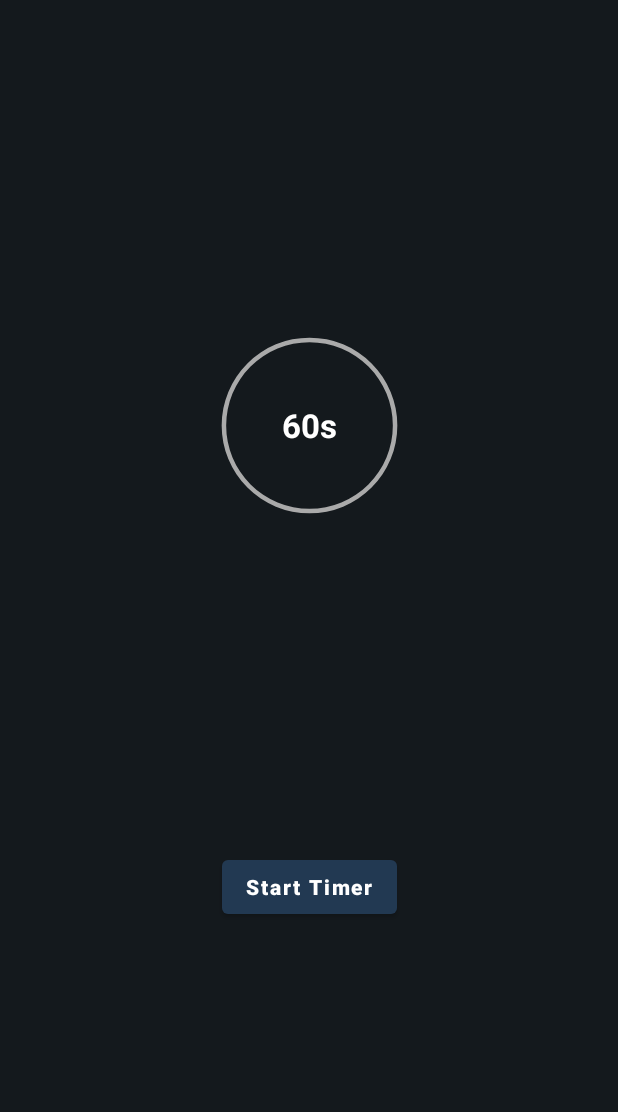
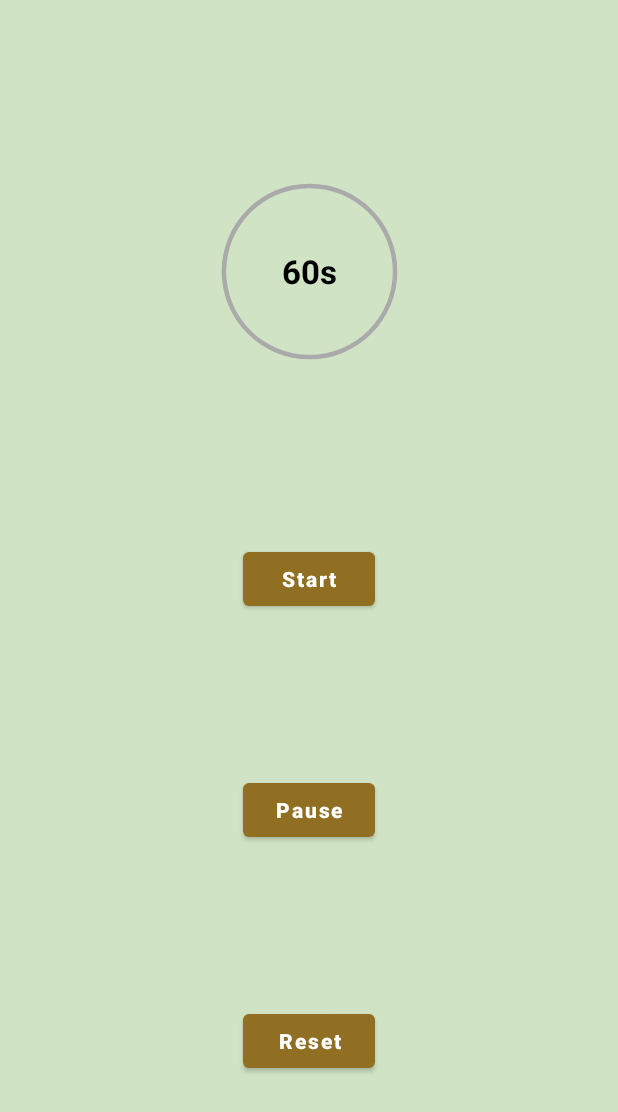
Before and after one commit to shahrazeahmad07/Timer-App-Demo, an Android app: the layout activity_main.xml on its own in the app's theme, with its tools: preview values and no code run, on a phone screen of 412 x 824 dp. Shown: the top 1112 px of the screen. Run offline under Robolectric (Android 15) with nearby library versions, the light colour scheme and no system bars.

Commit message:
Pause and reset completed

```diff
--- a/app/src/main/res/layout/activity_main.xml
+++ b/app/src/main/res/layout/activity_main.xml
@@ -4,7 +4,7 @@
     xmlns:tools="http://schemas.android.com/tools"
     android:layout_width="match_parent"
     android:layout_height="match_parent"
-    android:background="@color/purple_700"
+    android:background="@color/purple_200"
     tools:context=".MainActivity">
 
     <FrameLayout
@@ -35,7 +35,7 @@
                 android:id="@+id/tvTimer"
                 android:layout_width="wrap_content"
                 android:layout_height="wrap_content"
-                android:textColor="@color/white"
+                android:textColor="@android:color/primary_text_light"
                 android:textSize="22sp"
                 android:textStyle="bold"
                 tools:text="60s" />
@@ -50,13 +50,37 @@
         android:id="@+id/btnStart"
         android:layout_width="wrap_content"
         android:layout_height="wrap_content"
-        android:text="@string/start_timer"
+        android:text="@string/start"
         android:textAllCaps="false"
         android:textStyle="bold"
-        app:layout_constraintBottom_toBottomOf="parent"
+        app:layout_constraintBottom_toTopOf="@id/btnPause"
         app:layout_constraintEnd_toEndOf="parent"
         app:layout_constraintStart_toStartOf="parent"
         app:layout_constraintTop_toBottomOf="@id/frameLayout" />
 
+    <Button
+        android:id="@+id/btnPause"
+        android:layout_width="wrap_content"
+        android:layout_height="wrap_content"
+        android:text="@string/pause"
+        android:textAllCaps="false"
+        android:textStyle="bold"
+        app:layout_constraintBottom_toTopOf="@id/btnStop"
+        app:layout_constraintEnd_toEndOf="parent"
+        app:layout_constraintStart_toStartOf="parent"
+        app:layout_constraintTop_toBottomOf="@id/btnStart"/>
+
+    <Button
+        android:id="@+id/btnStop"
+        android:layout_width="wrap_content"
+        android:layout_height="wrap_content"
+        android:text="@string/reset"
+        android:textAllCaps="false"
+        android:textStyle="bold"
+        app:layout_constraintTop_toBottomOf="@id/btnPause"
+        app:layout_constraintBottom_toBottomOf="parent"
+        app:layout_constraintEnd_toEndOf="parent"
+        app:layout_constraintStart_toStartOf="parent" />
+
 
 </androidx.constraintlayout.widget.ConstraintLayout>
--- a/app/src/main/res/values/colors.xml
+++ b/app/src/main/res/values/colors.xml
@@ -1,7 +1,7 @@
 <?xml version="1.0" encoding="utf-8"?>
 <resources>
-    <color name="purple_200">#916f22</color>
-    <color name="purple_500">#223952</color>
+    <color name="purple_200">#D0E3C4</color>
+    <color name="purple_500">#916f22</color>
     <color name="purple_700">#14191d</color>
     <color name="teal_200">#FF03DAC5</color>
     <color name="teal_700">#FF018786</color>
--- a/app/src/main/res/values/strings.xml
+++ b/app/src/main/res/values/strings.xml
@@ -1,4 +1,6 @@
 <resources>
     <string name="app_name">Timer Demo App</string>
-    <string name="start_timer">Start Timer</string>
+    <string name="start">Start</string>
+    <string name="pause">Pause</string>
+    <string name="reset">Reset</string>
 </resources>
```
Also changed, not shown: app/src/main/java/com/example/timerdemoapp/MainActivity.kt (+26 -4 lines).
